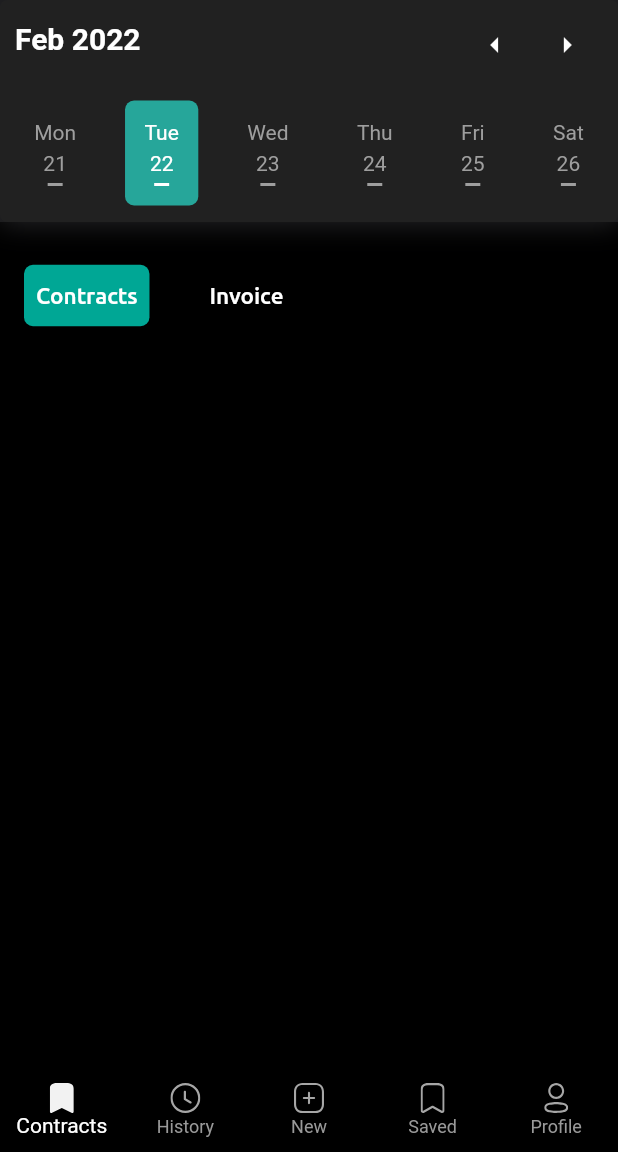
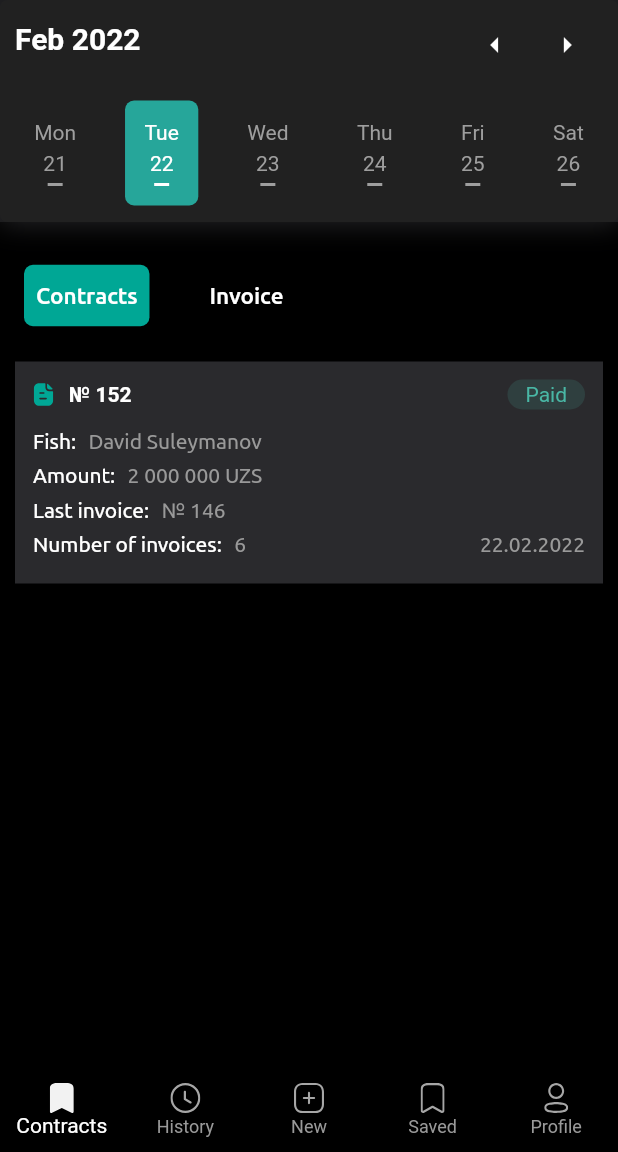
Before and after one commit to LehmanDavid/ibilling, a Flutter app: the screen it shows after launch, on a phone screen of 412 x 824 dp, the part 84-1236 px from its top. Run offline on Flutter 3.47's test engine with Material 2 defaults, Android fonts, the phone set to English and light mode, and no system bars; our stand-ins replace bloc, equatable, flutter_bloc, flutter_svg, jiffy; project files that could hold a hidden picture were left out.

Commit message:
islom ak\

```diff
--- a/lib/bloc/date_bloc.dart
+++ b/lib/bloc/date_bloc.dart
@@ -1,9 +1,12 @@
+import 'dart:async';
+
 import 'package:bloc/bloc.dart';
 import 'package:ibilling/models/user_model.dart';
 import 'package:ibilling/repositories/contract_repository.dart';
 import 'package:jiffy/jiffy.dart';
 import 'package:meta/meta.dart';
 import 'package:equatable/equatable.dart';
+
 part 'date_event.dart';
 part 'date_state.dart';
 
@@ -12,12 +15,7 @@ class DateBloc extends Bloc<DateEvent, DateState> {
 
   DateBloc(this.repository)
       : super(DateState(activeDay: DateTime.now(), paymentList: const [])) {
-    on<ContractLoad>((event, emit) async {
-      final contract = await repository.getContracts();
-      final sorted =
-          genrateSortedContract(event.activeDay.toString(), contract);
-      emit(DateState(paymentList: sorted, activeDay: event.activeDay));
-    });
+    on<ContractLoad>(_onContractLoaded);
   }
 
   List<UserModel> genrateSortedContract(
@@ -30,4 +28,14 @@ class DateBloc extends Bloc<DateEvent, DateState> {
     }
     return sortedContractData;
   }
+
+  FutureOr<void> _onContractLoaded(
+      ContractLoad event, Emitter<DateState> emit) async {
+    repository.getC();
+    final contract = await repository.getContracts();
+    print("suka: ${contract.length}");
+    final sorted = genrateSortedContract(event.activeDay.toString(), contract);
+    print("pzds: ${sorted}");
+    emit(DateState(paymentList: sorted, activeDay: event.activeDay));
+  }
 }
--- a/lib/bloc/new_contract/bloc/new_contract_event.dart
+++ b/lib/bloc/new_contract/bloc/new_contract_event.dart
@@ -18,6 +18,7 @@ class CreateNewContract extends NewContractEvent {
   final UserModel userModel;
 
   const CreateNewContract({required this.userModel});
+  @override
   List<Object> get props => [userModel];
 }
 
--- a/lib/bloc/new_contract/bloc/new_contract_state.dart
+++ b/lib/bloc/new_contract/bloc/new_contract_state.dart
@@ -10,10 +10,10 @@ abstract class NewContractState extends Equatable {
 class NewContractLoading extends NewContractState {}
 
 class NewContractLoaded extends NewContractState {
-  final List<UserModel> usermodels;
+  final Future<bool> iscreated;
 
-  const NewContractLoaded({this.usermodels = const <UserModel>[]});
+  const NewContractLoaded({required this.iscreated});
 
   @override
-  List<Object> get props => [usermodels];
+  List<Object> get props => [iscreated];
 }
--- a/lib/main.dart
+++ b/lib/main.dart
@@ -15,16 +15,18 @@ class MyApp extends StatelessWidget {
 
   @override
   Widget build(BuildContext context) {
+    print("rebuild app");
     final repository = ContractRepositoryImpl();
     return MultiBlocProvider(
         providers: [
           BlocProvider(
-              create: (_) => DateBloc(repository)
-                ..add(ContractLoad(activeDay: DateTime.now()))),
+            create: (_) => DateBloc(repository)
+              ..add(
+                ContractLoad(activeDay: DateTime.now()),
+              ),
+          ),
           BlocProvider(create: (_) => NextweekCubit()),
-          BlocProvider(
-              create: (context) =>
-                  NewContractBloc(repository)..add(const LoadNewContract()))
+          BlocProvider(create: (context) => NewContractBloc(repository)),
         ],
         child: const MaterialApp(
           debugShowCheckedModeBanner: false,
--- a/lib/repositories/contract_repository.dart
+++ b/lib/repositories/contract_repository.dart
@@ -5,17 +5,18 @@ import 'package:jiffy/jiffy.dart';
 
 abstract class ContractRepository {
   Future<List<UserModel>> getContracts();
-
-  /// Returns true if successfully created
   Future<bool> createContract(UserModel newContract);
+  void getC();
 }
 
 class ContractRepositoryImpl extends ContractRepository {
   List<UserModel> _contracts = [];
 
-  ContractRepositoryImpl() {
+  // ContractRepositoryImpl() {}
+
+  void setContract() {
     _contracts = List.generate(
-      50,
+      100,
       (index) => UserModel(
         num: dataImplementation(index, '152', '156', '154', '158'),
         name: dataImplementation(
@@ -31,11 +32,17 @@ class ContractRepositoryImpl extends ContractRepository {
     );
   }
 
+  @override
+  void getC() {
+    if (_contracts.length < 100) {
+      setContract();
+    }
+  }
+
   List<String> generateDateTime(DateTime startDate) {
     List<String> datelist = [];
     for (int i = 0; i < 200; i++) {
-      datelist.add(
-          Jiffy(Jiffy(startDate)).add(days: i).format('dd.MM.yyyy').toString());
+      datelist.add(Jiffy(startDate).add(days: i).format('dd.MM.yyyy'));
     }
     return datelist;
   }
@@ -59,6 +66,7 @@ class ContractRepositoryImpl extends ContractRepository {
   @override
   Future<List<UserModel>> getContracts() async {
     Future.delayed(Duration(milliseconds: Random().nextInt(500) + 1000));
+
     return _contracts;
   }
 
--- a/lib/widgets/custom calendar/calendar_item.dart
+++ b/lib/widgets/custom calendar/calendar_item.dart
@@ -29,8 +29,9 @@ class TableItem extends StatelessWidget {
               Text(
                 day.toString(),
                 style: TextStyle(
-                    color:
-                        dayNum == state.activeDay ? Colors.white : Colors.grey),
+                    color: dayNum.compareToByDate(state.activeDay)
+                        ? Colors.white
+                        : Colors.grey),
               ),
               const SizedBox(
                 height: 5,
@@ -38,8 +39,9 @@ class TableItem extends StatelessWidget {
               Text(
                 Jiffy(dayNum, "dd.MM.yyyy").date.toString(),
                 style: TextStyle(
-                    color:
-                        dayNum == state.activeDay ? Colors.white : Colors.grey),
+                    color: dayNum.compareToByDate(state.activeDay)
+                        ? Colors.white
+                        : Colors.grey),
               ),
               const SizedBox(
                 height: 5,
@@ -47,7 +49,9 @@ class TableItem extends StatelessWidget {
               Container(
                 height: 2,
                 width: 10,
-                color: dayNum == state.activeDay ? Colors.white : Colors.grey,
+                color: dayNum.compareToByDate(state.activeDay)
+                    ? Colors.white
+                    : Colors.grey,
               )
             ],
           ),
```
Also changed, not shown: lib/bloc/new_contract/bloc/new_contract_bloc.dart (+7 -3 lines), lib/ui/create/new_contract.dart (+26 -8 lines).
